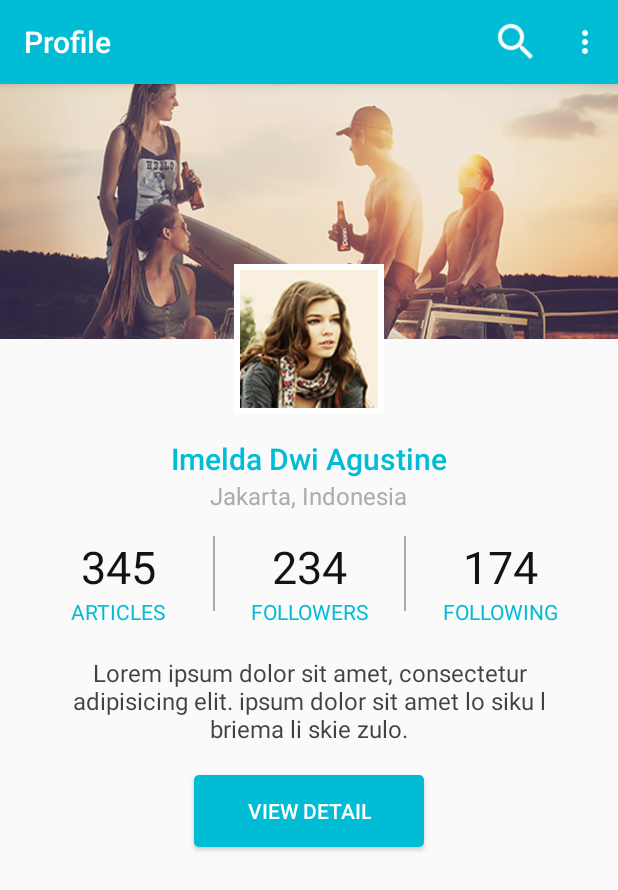
After one commit to anggadarkprince/infogue-android, an Android app: the Profile screen opened directly, with no data from a screen before it, on a phone screen of 412 x 824 dp. The commit adds this screen. Shown: the top 890 px of the screen. Run offline under Robolectric (Android 15) with nearby library versions, the phone set to English and light mode, and no system bars.

Commit message:
add profile activity

```diff
--- a/app/src/main/java/com/sketchproject/infogue/activities/Application.java
+++ b/app/src/main/java/com/sketchproject/infogue/activities/Application.java
@@ -22,6 +22,8 @@ public class Application extends AppCompatActivity implements NavigationView.OnN
 
         Toolbar toolbar = (Toolbar) findViewById(R.id.toolbar);
         setSupportActionBar(toolbar);
+        getSupportActionBar().setDisplayHomeAsUpEnabled(true);
+        getSupportActionBar().setTitle("Imelda Dwi Agustine");
 
         DrawerLayout drawer = (DrawerLayout) findViewById(R.id.drawer_layout);
         ActionBarDrawerToggle toggle = new ActionBarDrawerToggle(this, drawer, toolbar, R.string.navigation_drawer_open, R.string.navigation_drawer_close);
--- /dev/null
+++ b/app/src/main/java/com/sketchproject/infogue/activities/Profile.java
@@ -0,0 +1,42 @@
+package com.sketchproject.infogue.activities;
+
+import android.content.Intent;
+import android.os.Bundle;
+import android.support.design.widget.FloatingActionButton;
+import android.support.design.widget.Snackbar;
+import android.support.v7.app.AppCompatActivity;
+import android.support.v7.widget.Toolbar;
+import android.view.Menu;
+import android.view.MenuItem;
+import android.view.View;
+
+import com.sketchproject.infogue.R;
+
+public class Profile extends AppCompatActivity {
+
+    @Override
+    protected void onCreate(Bundle savedInstanceState) {
+        super.onCreate(savedInstanceState);
+        setContentView(R.layout.activity_profile);
+        Toolbar toolbar = (Toolbar) findViewById(R.id.toolbar);
+        setSupportActionBar(toolbar);
+    }
+
+    @Override
+    public boolean onCreateOptionsMenu(Menu menu) {
+        // Inflate the menu; this adds items to the action bar if it is present.
+        getMenuInflater().inflate(R.menu.application, menu);
+        return true;
+    }
+
+    @Override
+    public boolean onOptionsItemSelected(MenuItem item) {
+        // Handle action bar item clicks here. The action bar will
+        // automatically handle clicks on the Home/Up button, so long
+        // as you specify a parent activity in AndroidManifest.xml.
+        int id = item.getItemId();
+
+        return super.onOptionsItemSelected(item);
+    }
+
+}
--- /dev/null
+++ b/app/src/main/res/layout/activity_profile.xml
@@ -0,0 +1,26 @@
+<?xml version="1.0" encoding="utf-8"?>
+<android.support.design.widget.CoordinatorLayout xmlns:android="http://schemas.android.com/apk/res/android"
+    xmlns:app="http://schemas.android.com/apk/res-auto"
+    xmlns:tools="http://schemas.android.com/tools"
+    android:layout_width="match_parent"
+    android:layout_height="match_parent"
+    android:fitsSystemWindows="true"
+    tools:context=".activities.Profile">
+
+    <android.support.design.widget.AppBarLayout
+        android:layout_width="match_parent"
+        android:layout_height="wrap_content"
+        android:theme="@style/AppTheme.AppBarOverlay">
+
+        <android.support.v7.widget.Toolbar
+            android:id="@+id/toolbar"
+            android:layout_width="match_parent"
+            android:layout_height="?attr/actionBarSize"
+            android:background="?attr/colorPrimary"
+            app:popupTheme="@style/AppTheme.PopupOverlay" />
+
+    </android.support.design.widget.AppBarLayout>
+
+    <include layout="@layout/content_profile" />
+
+</android.support.design.widget.CoordinatorLayout>
--- /dev/null
+++ b/app/src/main/res/layout/content_profile.xml
@@ -0,0 +1,196 @@
+<?xml version="1.0" encoding="utf-8"?>
+<RelativeLayout xmlns:android="http://schemas.android.com/apk/res/android"
+    xmlns:app="http://schemas.android.com/apk/res-auto"
+    xmlns:tools="http://schemas.android.com/tools"
+    android:layout_width="match_parent"
+    android:layout_height="match_parent"
+    app:layout_behavior="@string/appbar_scrolling_view_behavior"
+    tools:context="com.sketchproject.infogue.activities.Profile"
+    tools:showIn="@layout/activity_profile">
+
+    <ImageView
+        android:id="@+id/cover"
+        android:layout_width="wrap_content"
+        android:layout_height="170dp"
+        android:contentDescription="@string/dummy_content"
+        android:scaleType="centerCrop"
+        android:src="@drawable/dummy_featured_1" />
+
+    <ImageView
+        android:id="@+id/avatar"
+        android:layout_width="100dp"
+        android:layout_height="100dp"
+        android:layout_centerHorizontal="true"
+        android:layout_marginTop="120dp"
+        android:background="@color/colorLight"
+        android:contentDescription="@string/dummy_content"
+        android:padding="4dp"
+        android:scaleType="centerCrop"
+        android:src="@drawable/dummy_avatar" />
+
+    <TextView
+        android:id="@+id/name"
+        android:layout_width="wrap_content"
+        android:layout_height="wrap_content"
+        android:layout_below="@id/avatar"
+        android:layout_centerHorizontal="true"
+        android:layout_marginTop="@dimen/activity_vertical_margin"
+        android:text="Imelda Dwi Agustine"
+        android:textAppearance="@style/TextAppearance.AppCompat.Widget.ActionBar.Title"
+        android:textColor="@color/colorPrimary" />
+
+    <TextView
+        android:id="@+id/location"
+        android:layout_width="wrap_content"
+        android:layout_height="wrap_content"
+        android:layout_below="@id/name"
+        android:layout_centerHorizontal="true"
+        android:text="Jakarta, Indonesia"
+        android:textAppearance="@style/TextAppearance.AppCompat.Widget.ActionMode.Subtitle"
+        android:textColor="@color/colorGray" />
+
+    <LinearLayout
+        android:id="@+id/statistic"
+        android:layout_width="match_parent"
+        android:layout_height="wrap_content"
+        android:layout_below="@id/location"
+        android:layout_marginTop="@dimen/activity_vertical_margin"
+        android:baselineAligned="false"
+        android:orientation="horizontal"
+        android:paddingLeft="@dimen/activity_horizontal_margin"
+        android:paddingRight="@dimen/activity_horizontal_margin">
+
+        <RelativeLayout
+            android:id="@+id/btn_article"
+            android:layout_width="fill_parent"
+            android:layout_height="wrap_content"
+            android:layout_marginBottom="20dp"
+            android:layout_weight="1"
+            android:gravity="center"
+            android:orientation="vertical">
+
+            <TextView
+                android:id="@+id/valueArticle"
+                android:layout_width="match_parent"
+                android:layout_height="wrap_content"
+                android:gravity="center"
+                android:text="345"
+                android:textColor="@color/colorDark"
+                android:textSize="30sp" />
+
+            <TextView
+                android:id="@+id/labelArticle"
+                android:layout_width="match_parent"
+                android:layout_height="wrap_content"
+                android:layout_below="@id/valueArticle"
+                android:gravity="center"
+                android:text="@string/label_articles"
+                android:textAllCaps="true"
+                android:textAppearance="?android:attr/textAppearanceSmall"
+                android:textColor="@color/colorPrimary" />
+
+        </RelativeLayout>
+
+        <ImageView
+            android:layout_width="1dp"
+            android:layout_height="50dp"
+            android:background="@color/colorGray"
+            android:contentDescription="@string/dummy_content" />
+
+        <RelativeLayout
+            android:id="@+id/btn_followers"
+            android:layout_width="fill_parent"
+            android:layout_height="wrap_content"
+            android:layout_weight="1"
+            android:gravity="center"
+            android:orientation="vertical">
+
+            <TextView
+                android:id="@+id/valueFollower"
+                android:layout_width="match_parent"
+                android:layout_height="wrap_content"
+                android:gravity="center"
+                android:text="234"
+                android:textColor="@color/colorDark"
+                android:textSize="30sp" />
+
+            <TextView
+                android:id="@+id/labelFollower"
+                android:layout_width="match_parent"
+                android:layout_height="wrap_content"
+                android:layout_below="@id/valueFollower"
+                android:gravity="center"
+                android:text="@string/label_followers"
+                android:textAllCaps="true"
+                android:textAppearance="?android:attr/textAppearanceSmall"
+                android:textColor="@color/colorPrimary" />
+
+        </RelativeLayout>
+
+        <ImageView
+            android:layout_width="1dp"
+            android:layout_height="50dp"
+            android:background="@color/colorGray"
+            android:contentDescription="@string/dummy_content" />
+
+        <RelativeLayout
+            android:id="@+id/btn_following"
+            android:layout_width="fill_parent"
+            android:layout_height="wrap_content"
+            android:layout_weight="1"
+            android:gravity="center"
+            android:orientation="vertical">
+
+
+            <TextView
+                android:id="@+id/valueFollowing"
+                android:layout_width="match_parent"
+                android:layout_height="wrap_content"
+                android:gravity="center"
+                android:text="174"
+                android:textColor="@color/colorDark"
+                android:textSize="30sp" />
+
+            <TextView
+                android:id="@+id/labelFollowing"
+                android:layout_width="match_parent"
+                android:layout_height="wrap_content"
+                android:layout_below="@id/valueFollowing"
+                android:gravity="center"
+                android:text="@string/label_following"
+                android:textAllCaps="true"
+                android:textAppearance="?android:attr/textAppearanceSmall"
+                android:textColor="@color/colorPrimary" />
+
+        </RelativeLayout>
+
+    </LinearLayout>
+
+    <TextView
+        android:id="@+id/about"
+        android:layout_width="match_parent"
+        android:layout_height="wrap_content"
+        android:layout_below="@id/statistic"
+        android:layout_centerHorizontal="true"
+        android:alpha="0.8"
+        android:gravity="center_horizontal"
+        android:paddingLeft="25dp"
+        android:paddingRight="25dp"
+        android:text="Lorem ipsum dolor sit amet, consectetur adipisicing elit. ipsum dolor sit amet lo siku l briema li skie zulo."
+        android:textAppearance="@style/TextAppearance.AppCompat.Widget.ActionMode.Subtitle"
+        android:textColor="@color/colorDark" />
+
+    <Button
+        android:id="@+id/btn_detail"
+        android:layout_width="wrap_content"
+        android:layout_height="wrap_content"
+        android:layout_below="@id/about"
+        android:layout_centerHorizontal="true"
+        android:layout_marginTop="20dp"
+        android:background="@drawable/button_primary"
+        android:paddingLeft="35dp"
+        android:paddingRight="35dp"
+        android:text="@string/action_view_detail"
+        android:textColor="@android:color/white" />
+
+</RelativeLayout>
--- a/app/src/main/res/values/strings.xml
+++ b/app/src/main/res/values/strings.xml
@@ -52,5 +52,10 @@
     <string name="about_contact_title">Developer Contact</string>
     <string name="about_contact_content">Mobile (+62) 85655479868\nEmail sketchprojectstudio@gmail.com\nJawa 6 No 5 Jember, East Java - Indonesia</string>
     <string name="about_social">Follow our social account</string>
+    <string name="title_activity_profile">Profile</string>
+    <string name="label_articles">Articles</string>
+    <string name="label_followers">Followers</string>
+    <string name="label_following">Following</string>
+    <string name="action_view_detail">View Detail</string>
 
 </resources>
```
Also changed, not shown: app/src/main/AndroidManifest.xml (+5 -5 lines).
